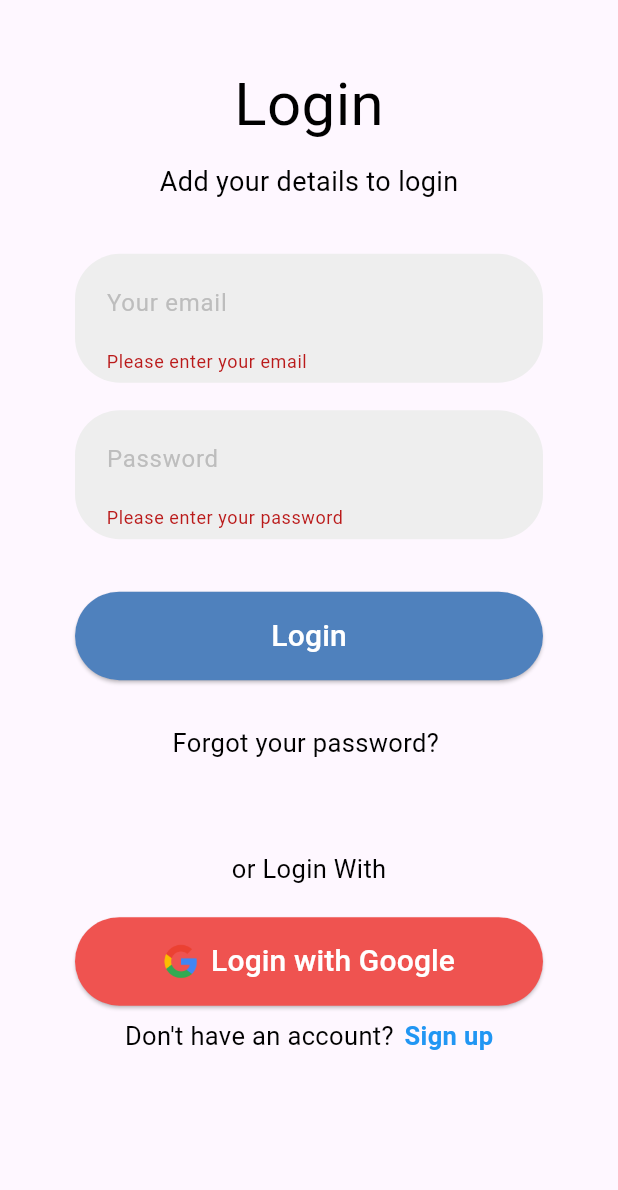
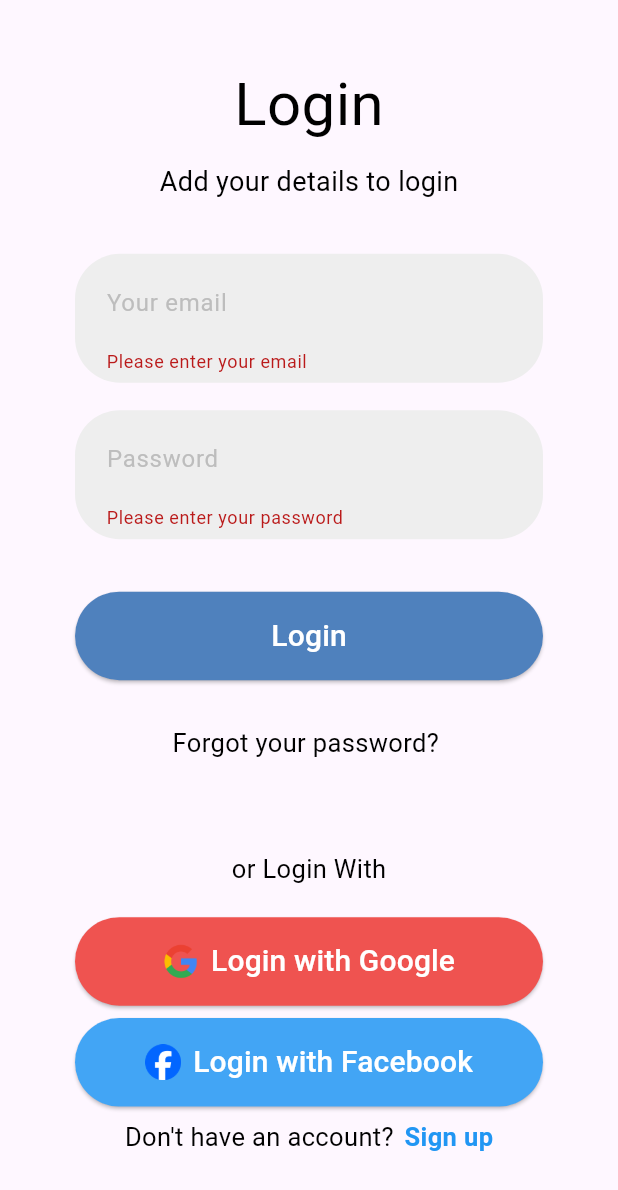
Before and after one commit to AXIOMANETWORK/FindLO2, a Flutter app: the screen it shows after launch, after a tap on "Login", on a phone screen of 412 x 824 dp. Shown: the top 1190 px of the screen. Run offline on Flutter 3.47's test engine with Material 3 defaults, Android fonts, the light colour scheme and no system bars; our stand-ins replace cloud_firestore, firebase_auth, firebase_core, google_sign_in; missing offline and left inert: flutter_facebook_auth; accounts and stored records are empty.

Commit message:
Facebook login

```diff
--- a/lib/pages/login/login_page.dart
+++ b/lib/pages/login/login_page.dart
@@ -1,3 +1,4 @@
+import 'package:firebase_auth/firebase_auth.dart';
 import 'package:flutter/material.dart';
 import 'package:provider/provider.dart';
 
@@ -11,6 +12,9 @@ class LoginPage extends StatefulWidget {
 
 class _LoginPageState extends State<LoginPage> {
   final _formKey = GlobalKey<FormState>();
+  final TextEditingController _emailController = TextEditingController();
+  final TextEditingController _passwordController = TextEditingController();
+
   @override
   Widget build(BuildContext context) {
     final verticalMargin = MediaQuery.of(context).size.height * 0.05;
@@ -37,6 +41,8 @@ class _LoginPageState extends State<LoginPage> {
                 _textLoginAlternatives(),
                 SizedBox(height: 20),
                 _buttonGoogleLogin(),
+                SizedBox(height: textFieldsMargin),
+                _buttonFacebookLogin(),
                 SizedBox(height: textFieldsMargin),
                 _textDontHaveAccount()
               ],
@@ -83,6 +89,7 @@ class _LoginPageState extends State<LoginPage> {
         borderRadius: BorderRadius.circular(30),
       ),
       child: TextFormField(
+        controller: _emailController,
         keyboardType: TextInputType.emailAddress,
         decoration: InputDecoration(
           hintText: "Your email",
@@ -110,6 +117,7 @@ class _LoginPageState extends State<LoginPage> {
         borderRadius: BorderRadius.circular(30),
       ),
       child: TextFormField(
+        controller: _passwordController,
         obscureText: true,
         decoration: InputDecoration(
           hintText: "Password",
@@ -133,14 +141,32 @@ class _LoginPageState extends State<LoginPage> {
       width: double.infinity,
       margin: EdgeInsets.symmetric(horizontal: 50, vertical: 30),
       child: ElevatedButton(
-        onPressed: () {
+        onPressed: () async {
           if (_formKey.currentState?.validate() ?? false) {
-            Navigator.pushReplacementNamed(context, "principal");
+            // Obtener los valores de los campos de email y contraseña
+            String email = _emailController.text.trim();
+            String password = _passwordController.text.trim();
+
+            try {
+              // Intentar iniciar sesión con Firebase Authentication
+              UserCredential userCredential = await FirebaseAuth.instance.signInWithEmailAndPassword(
+                email: email,
+                password: password,
+              );
+
+              // Si la autenticación es exitosa, redirigir a la página principal
+              Navigator.pushReplacementNamed(context, "principal");
+            } catch (e) {
+              // Si ocurre un error (usuario no encontrado, contraseña incorrecta, etc.), mostrar un mensaje
+              ScaffoldMessenger.of(context).showSnackBar(
+                SnackBar(content: Text("Login failed: ${e.toString()}")),
+              );
+            }
           }
         },
         child: Text("Login", style: TextStyle(fontSize: 20)),
         style: ElevatedButton.styleFrom(
-          backgroundColor: Color.fromARGB(255,79, 129, 189),
+          backgroundColor: Color.fromARGB(255, 79, 129, 189),
           foregroundColor: Colors.white,
           padding: EdgeInsets.symmetric(vertical: 15),
         ),
@@ -238,6 +264,49 @@ class _LoginPageState extends State<LoginPage> {
       },
     );
   }
+  Widget _buttonFacebookLogin() {
+    return Consumer<LoginController>(
+      builder: (context, controller, child) {
+        return Container(
+          width: double.infinity,
+          margin: EdgeInsets.symmetric(horizontal: 50),
+          child: ElevatedButton.icon(
+            onPressed: controller.isLoading
+                ? null // Desactiva el botón si está cargando
+                : () async {
+              try {
+                await controller.signInWithFacebook();
+                // Redirige al usuario si la autenticación es exitosa
+                if (controller.user != null) {
+                  Navigator.pushReplacementNamed(context, 'principal');
+                } else if (controller.errorMessage != null) {
+                  // Muestra un mensaje de error si ocurre algún problema
+                  ScaffoldMessenger.of(context).showSnackBar(
+                    SnackBar(content: Text(controller.errorMessage!)),
+                  );
+                }
+              } catch (e) {
+                print('Error during Facebook sign-in: $e');
+              }
+            },
+            icon: controller.isLoading
+                ? CircularProgressIndicator() // Muestra el indicador de carga
+                : Image.asset(
+              'assets/img/facebook_logo.png',
+              width: 24,
+              height: 24,
+            ),
+            label: Text("Login with Facebook", style: TextStyle(fontSize: 20)),
+            style: ElevatedButton.styleFrom(
+              backgroundColor: Colors.blue[400],
+              foregroundColor: Colors.white,
+              padding: EdgeInsets.symmetric(vertical: 15),
+            ),
+          ),
+        );
+      },
+    );
+  }
 
 
 
--- a/lib/pages/register/register_page.dart
+++ b/lib/pages/register/register_page.dart
@@ -156,7 +156,7 @@ class _RegistrationPageState extends State<RegistrationPage> {
       ),
       child: TextFormField(
         controller:_nameController ,
-        keyboardType: TextInputType.phone,
+        keyboardType: TextInputType.name,
         decoration: InputDecoration(
           hintText: "Name",
           border: InputBorder.none,
@@ -184,7 +184,7 @@ class _RegistrationPageState extends State<RegistrationPage> {
       ),
       child: TextFormField(
         controller:_addressController ,
-        keyboardType: TextInputType.phone,
+        keyboardType: TextInputType.name,
         decoration: InputDecoration(
           hintText: "Address",
           border: InputBorder.none,
--- a/pubspec.yaml
+++ b/pubspec.yaml
@@ -34,6 +34,7 @@ dependencies:
   # Use with the CupertinoIcons class for iOS style icons.
   cupertino_icons: ^1.0.6
   google_sign_in: ^6.2.1
+  flutter_facebook_auth: ^7.1.1
   firebase_core: ^3.4.0
   firebase_auth: ^5.2.0
   provider: ^6.1.2
```
Also changed, not shown: lib/pages/login/login_controller.dart (+38 -0 lines), assets/img/facebook_logo.png, lib/firebase_options.dart, pubspec.lock, 1 other file.
